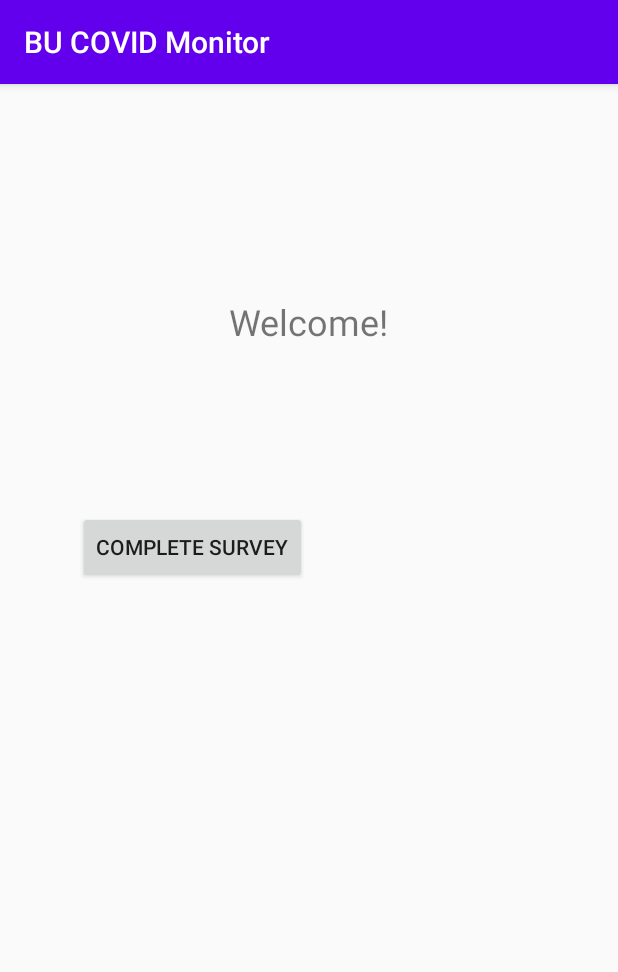
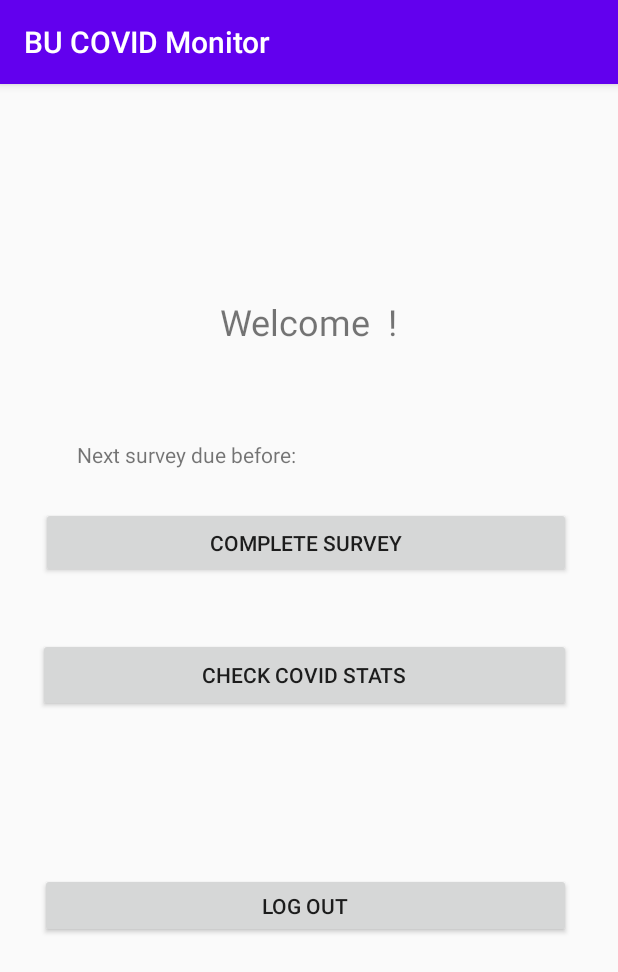
Before and after one commit to Jon-S-Hall/Android_COVID_Monitor, an Android app: the HomeScreen screen opened directly, with no data from a screen before it, on a phone screen of 412 x 824 dp. Shown: the top 972 px of the screen. Run offline under Robolectric (Android 15) with nearby library versions, the phone set to English and light mode, and no system bars; our stand-ins replace Firebase (no records; nobody signed in at launch, a user with empty details on screens opened directly); Roboto replaces fonts that are not available here.

Commit message:
Created code to get Covid data (thru API) and started page template

```diff
--- a/app/src/main/AndroidManifest.xml
+++ b/app/src/main/AndroidManifest.xml
@@ -20,6 +20,7 @@
         <activity android:name=".ui.login.RegisterActivity"/>
         <activity android:name=".app.HomeScreen"/>
         <activity android:name=".app.SurveyActivity"/>
+        <activity android:name=".app.CovidData"/>
     </application>
 
 </manifest>
--- a/app/src/main/java/com/example/bucovidmonitor/app/HomeScreen.java
+++ b/app/src/main/java/com/example/bucovidmonitor/app/HomeScreen.java
@@ -5,21 +5,32 @@ import android.os.Bundle;
 import androidx.appcompat.app.AppCompatActivity;
 
 import com.example.bucovidmonitor.R;
+import com.google.firebase.auth.FirebaseAuth;
+import com.google.firebase.auth.FirebaseUser;
 
 import android.view.View;
 import android.widget.Button;
 import android.content.Intent;
+import android.widget.TextView;
 
 public class HomeScreen extends AppCompatActivity {
 
     // private Button surveyBtn;
+    TextView Banner;
 
     @Override
     public void onCreate(Bundle savedInstanceState) {
         super.onCreate(savedInstanceState);
         setContentView(R.layout.home_screen);
+        Banner = findViewById(R.id.welcomeBanner);
+        FirebaseUser user = FirebaseAuth.getInstance().getCurrentUser();
+
+        //update name to name of person logged in.
+        Banner.append(" " + user.getEmail() + "!");
 
         final Button surveyBtn = findViewById(R.id.button2);
+        final Button APIBtn = findViewById(R.id.APIBtn);
+
         surveyBtn.setOnClickListener(new View.OnClickListener() {
             @Override
             public void onClick(View v){
@@ -27,5 +38,12 @@ public class HomeScreen extends AppCompatActivity {
             }
         });
 
+        APIBtn.setOnClickListener(new View.OnClickListener() {
+            @Override
+            public void onClick(View v){
+                startActivity(new Intent(getApplicationContext(), CovidData.class));
+            }
+        });
+
     }
 }
--- a/app/src/main/java/com/example/bucovidmonitor/ui/login/LoginActivity.java
+++ b/app/src/main/java/com/example/bucovidmonitor/ui/login/LoginActivity.java
@@ -75,7 +75,6 @@ public class LoginActivity extends AppCompatActivity {
                 }
 
                 loadingProgressBar.setVisibility(View.VISIBLE);
-
                 mAuth.signInWithEmailAndPassword(email, password).addOnCompleteListener(LoginActivity.this, new OnCompleteListener<AuthResult>() {
                     @Override
                     public void onComplete(@NonNull Task<AuthResult> task) {
--- a/app/src/main/res/layout/home_screen.xml
+++ b/app/src/main/res/layout/home_screen.xml
@@ -10,7 +10,7 @@
         android:id="@+id/welcomeBanner"
         android:layout_width="wrap_content"
         android:layout_height="wrap_content"
-        android:text="Welcome!"
+        android:text="Welcome "
         android:textSize="24sp"
         app:layout_constraintBottom_toBottomOf="parent"
         app:layout_constraintEnd_toEndOf="parent"
@@ -20,13 +20,50 @@
 
     <Button
         android:id="@+id/button2"
-        android:layout_width="wrap_content"
-        android:layout_height="wrap_content"
+        android:layout_width="353dp"
+        android:layout_height="47dp"
         android:text="@string/button_survey"
         app:layout_constraintBottom_toBottomOf="parent"
         app:layout_constraintEnd_toEndOf="parent"
-        app:layout_constraintHorizontal_bias="0.201"
+        app:layout_constraintHorizontal_bias="0.465"
         app:layout_constraintStart_toStartOf="parent"
         app:layout_constraintTop_toTopOf="parent"
-        app:layout_constraintVertical_bias="0.395" />
+        app:layout_constraintVertical_bias="0.391" />
+
+    <Button
+        android:id="@+id/logoutBtn"
+        android:layout_width="354dp"
+        android:layout_height="43dp"
+        android:text="Log Out"
+        app:layout_constraintBottom_toBottomOf="parent"
+        app:layout_constraintEnd_toEndOf="parent"
+        app:layout_constraintHorizontal_bias="0.456"
+        app:layout_constraintStart_toStartOf="parent"
+        app:layout_constraintTop_toBottomOf="@+id/APIBtn"
+        app:layout_constraintVertical_bias="0.351" />
+
+    <Button
+        android:id="@+id/APIBtn"
+        android:layout_width="355dp"
+        android:layout_height="49dp"
+        android:text="Check COVID Stats"
+        app:layout_constraintBottom_toBottomOf="parent"
+        app:layout_constraintEnd_toEndOf="parent"
+        app:layout_constraintHorizontal_bias="0.446"
+        app:layout_constraintStart_toStartOf="parent"
+        app:layout_constraintTop_toBottomOf="@+id/button2"
+        app:layout_constraintVertical_bias="0.103" />
+
+    <TextView
+        android:id="@+id/textView2"
+        android:layout_width="308dp"
+        android:layout_height="22dp"
+        android:text="Next survey due before: "
+        app:layout_constraintBottom_toTopOf="@+id/button2"
+        app:layout_constraintEnd_toEndOf="parent"
+        app:layout_constraintHorizontal_bias="0.495"
+        app:layout_constraintStart_toStartOf="parent"
+        app:layout_constraintTop_toBottomOf="@+id/welcomeBanner"
+        app:layout_constraintVertical_bias="0.736" />
+
 </androidx.constraintlayout.widget.ConstraintLayout>
```
Also changed, not shown: app/build.gradle (+12 -1 lines), app/src/main/java/com/example/bucovidmonitor/api/CovidApi.java (added, +14 -0 lines), app/src/main/java/com/example/bucovidmonitor/api/CovidApiTemplate.java (added, +29 -0 lines), app/src/main/java/com/example/bucovidmonitor/api/returnAPIdata.java (added, +30 -0 lines), app/src/main/java/com/example/bucovidmonitor/app/CovidData.java (added, +66 -0 lines), app/src/main/res/layout/activity_coviddata.xml (added, +15 -0 lines), app/src/main/res/drawable-finger/bulogo.png (added), app/src/main/res/drawable-widecg/bulogo.png (added).
